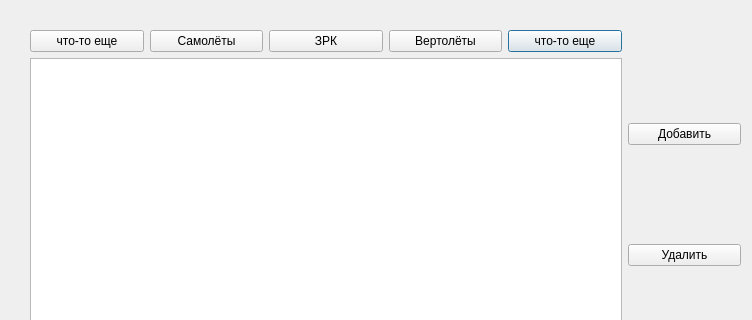
Above: datawindow.ui from NeGvozd/CppLearningProject before the change; both pictures show x 0 to 752 and y 0 to 320 of the 843 by 499 pixel window. Below: the same form after it.
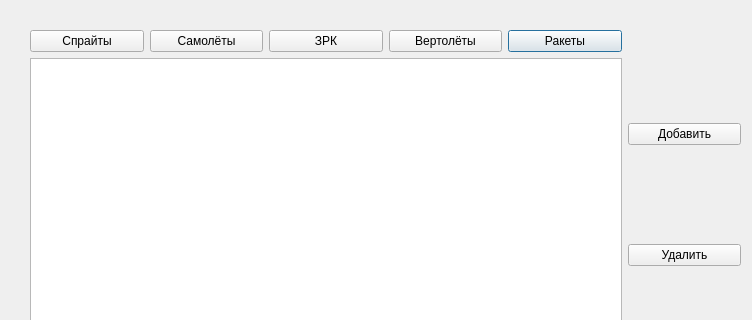
That is the form after the change.

Diff of the .ui file:
```diff
--- a/datawindow.ui
+++ b/datawindow.ui
@@ -26,7 +26,7 @@
     <item row="2" column="4">
      <widget class="QPushButton" name="pushButton_2">
       <property name="text">
-       <string>что-то еще</string>
+       <string>Ракеты</string>
       </property>
      </widget>
     </item>
@@ -71,7 +71,7 @@
     <item row="2" column="0">
      <widget class="QPushButton" name="pushButton_7">
       <property name="text">
-       <string>что-то еще</string>
+       <string>Спрайты</string>
       </property>
      </widget>
     </item>
```
Left out of the diff: 4 changed lines with no effect on the pictures.
